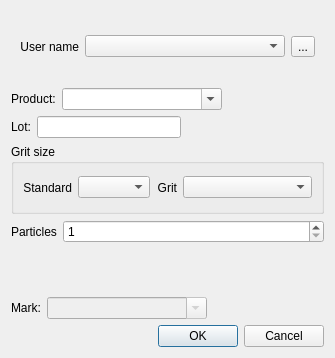
Qt form dda_ctrl/sessiondialog.ui (olegyurchenko/dda-control) before a commit.
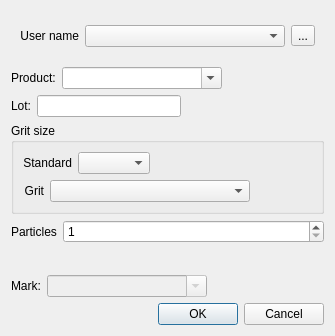
The same form after that commit. Icons and pictures are not drawn.

Patch:
```diff
--- a/dda_ctrl/sessiondialog.ui
+++ b/dda_ctrl/sessiondialog.ui
@@ -6,8 +6,8 @@
    <rect>
     <x>0</x>
     <y>0</y>
-    <width>317</width>
-    <height>358</height>
+    <width>331</width>
+    <height>336</height>
    </rect>
   </property>
   <property name="windowTitle">
@@ -152,6 +152,8 @@
      <property name="checkable">
       <bool>false</bool>
      </property>
+     <layout class="QVBoxLayout" name="verticalLayout_2">
+      <item>
      <layout class="QHBoxLayout" name="horizontalLayout">
       <item>
        <widget class="QLabel" name="label_7">
@@ -171,6 +173,23 @@
        </widget>
       </item>
       <item>
+         <spacer name="horizontalSpacer_5">
+          <property name="orientation">
+           <enum>Qt::Horizontal</enum>
+          </property>
+          <property name="sizeHint" stdset="0">
+           <size>
+            <width>40</width>
+            <height>20</height>
+           </size>
+          </property>
+         </spacer>
+        </item>
+       </layout>
+      </item>
+      <item>
+       <layout class="QHBoxLayout" name="horizontalLayout_7">
+        <item>
        <widget class="QLabel" name="label_8">
         <property name="text">
          <string>Grit</string>
@@ -190,7 +209,7 @@
         </property>
         <property name="minimumSize">
          <size>
-          <width>120</width>
+            <width>200</width>
           <height>0</height>
          </size>
         </property>
@@ -198,6 +217,21 @@
          <string>&lt;html&gt;&lt;head/&gt;&lt;body&gt;&lt;p&gt;Select gift size from russian &lt;/p&gt;&lt;p&gt;state standard&lt;/p&gt;&lt;/body&gt;&lt;/html&gt;</string>
         </property>
        </widget>
+        </item>
+        <item>
+         <spacer name="horizontalSpacer_6">
+          <property name="orientation">
+           <enum>Qt::Horizontal</enum>
+          </property>
+          <property name="sizeHint" stdset="0">
+           <size>
+            <width>40</width>
+            <height>20</height>
+           </size>
+          </property>
+         </spacer>
+        </item>
+       </layout>
       </item>
      </layout>
     </widget>
```
Lines whose indentation alone changed are shown as unchanged.
